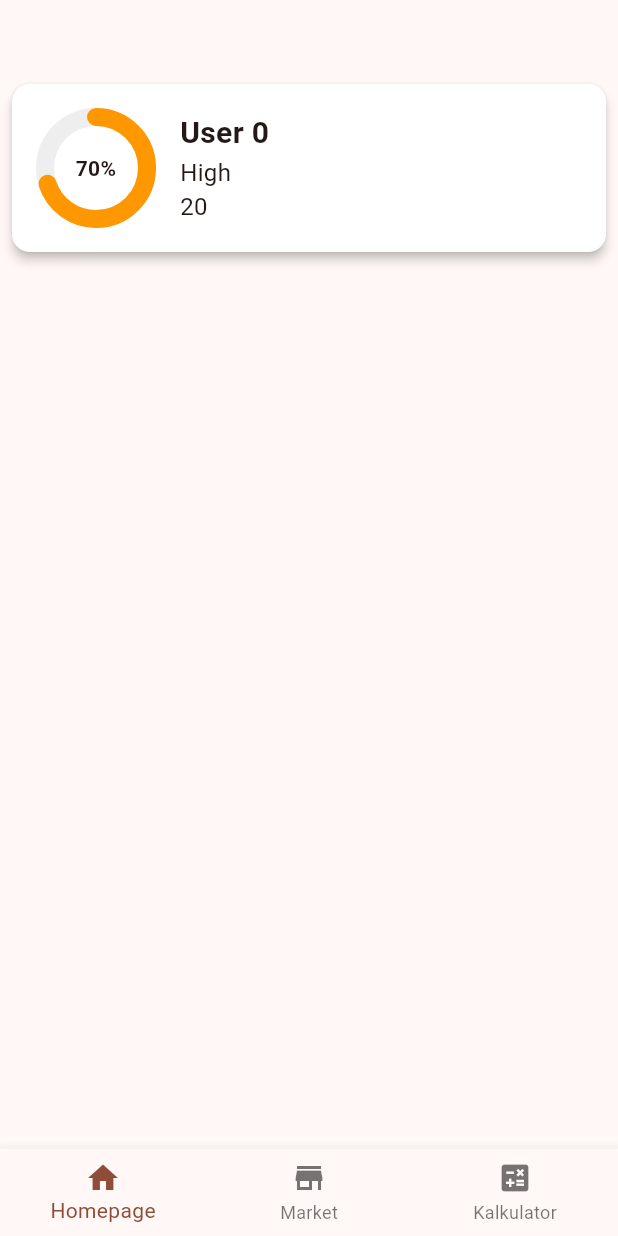
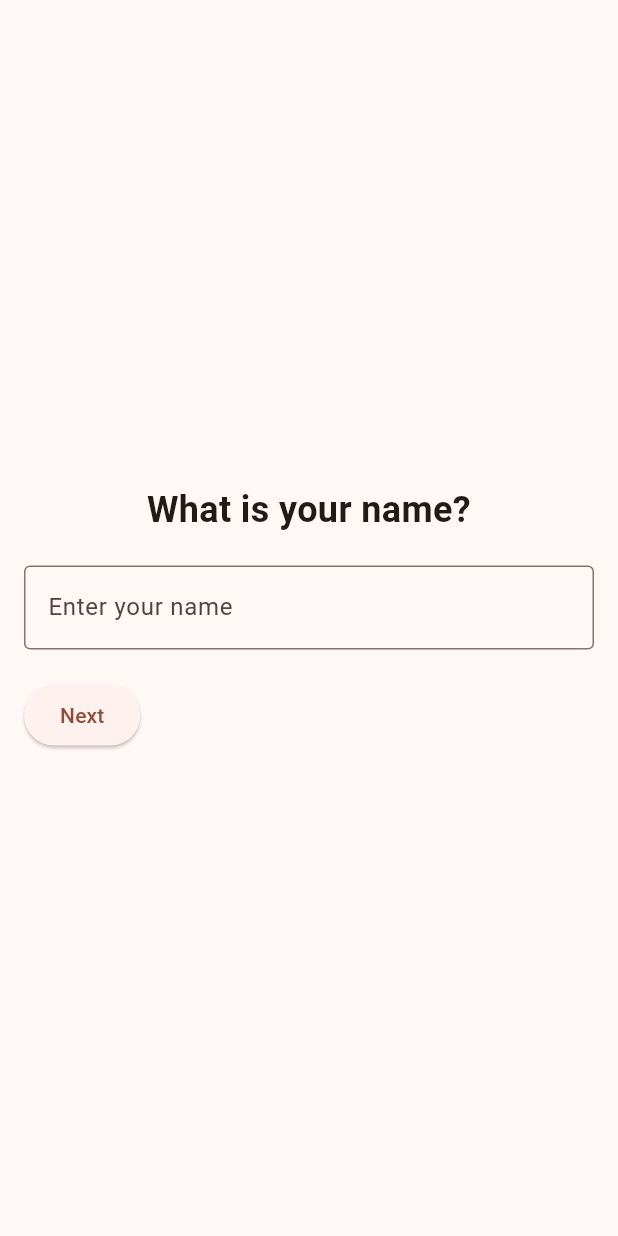
Before and after one commit to wliamgho/Goalfi, a Flutter app: the screen it shows after launch, on a phone screen of 412 x 824 dp. Run offline on Flutter 3.47's test engine with Material 3 defaults, Android fonts, the phone set to English and light mode, and no system bars; our stand-ins replace get_it, shared_preferences.

Commit message:
chore: create intro questions

```diff
--- a/lib/app/routes/app_router.dart
+++ b/lib/app/routes/app_router.dart
@@ -4,6 +4,7 @@ import 'package:goalfi/features/main_tab/main_tab_bar.dart';
 import 'package:goalfi/features/market/presentation/market.dart';
 import 'package:goalfi/splash/splashScreen.dart';
 import 'package:goalfi/features/homepage/presentation/homepage.dart';
+import 'package:goalfi/features/question/intro_question/presentation/intro_question.dart';
 
 class AppRouter {
   static const String splash = '/';
@@ -11,6 +12,7 @@ class AppRouter {
   static const String home = '/home';
   static const String market = '/market';
   static const String calculatorTab = '/calculator';
+  static const String introQuestion = '/intro';
 
   /// Maps route names to widgets
   static Widget _getScreen(String routeName) {
@@ -22,6 +24,8 @@ class AppRouter {
         return const MainTabBar();
       case home:
         return const HomePage();
+      case introQuestion:
+        return const IntroQuestion();
       case market:
         return const Market();
       case calculatorTab:
--- a/lib/features/homepage/profile_card/profile_list.dart
+++ b/lib/features/homepage/profile_card/profile_list.dart
@@ -11,7 +11,7 @@ class ProfileListView extends StatelessWidget {
     final users = List.generate(
       1,
       (index) => UserProfile(
-        name: "User $index",
+        name: "User $index asfjaslkdfklasjkfjakjsdfkaksdj",
         riskLevel: "High",
         age: 20,
         riskIndicator: 0.7, // Example risk values (0.0 to 1.0)
--- /dev/null
+++ b/lib/features/question/intro_question/domain/intro_question_model.dart
@@ -0,0 +1,6 @@
+class IntroQuestion {
+  final String name;
+  final int age;
+
+  IntroQuestion({required this.name, required this.age});
+}
--- /dev/null
+++ b/lib/features/question/intro_question/presentation/intro_question.dart
@@ -0,0 +1,160 @@
+import 'package:flutter/material.dart';
+import 'package:shared_preferences/shared_preferences.dart';
+import 'package:goalfi/features/homepage/presentation/homepage.dart';
+
+class IntroQuestion extends StatelessWidget {
+  const IntroQuestion({Key? key}) : super(key: key);
+
+  @override
+  Widget build(BuildContext context) {
+    return const QuestionSlides();
+  }
+}
+
+class QuestionSlides extends StatefulWidget {
+  const QuestionSlides({Key? key}) : super(key: key);
+
+  @override
+  _QuestionSlidesState createState() => _QuestionSlidesState();
+}
+
+class _QuestionSlidesState extends State<QuestionSlides> {
+  final PageController _pageController = PageController();
+  final TextEditingController _nameController = TextEditingController();
+  final TextEditingController _ageController = TextEditingController();
+
+  @override
+  void dispose() {
+    _pageController.dispose();
+    _nameController.dispose();
+    _ageController.dispose();
+    super.dispose();
+  }
+
+  Future<void> _saveIntroData() async {
+    final prefs = await SharedPreferences.getInstance();
+    await prefs.setString('name', _nameController.text);
+    await prefs.setInt('age', int.parse(_ageController.text));
+
+    // Navigate to the homepage after saving
+    Navigator.pushReplacement(
+      context,
+      MaterialPageRoute(builder: (context) => const HomePage()),
+    );
+  }
+
+  void nextPage() {
+    if (_pageController.hasClients) {
+      _pageController.nextPage(
+        duration: const Duration(milliseconds: 300),
+        curve: Curves.easeInOut,
+      );
+    }
+  }
+
+  void previousPage() {
+    if (_pageController.hasClients) {
+      _pageController.previousPage(
+        duration: const Duration(milliseconds: 300),
+        curve: Curves.easeInOut,
+      );
+    }
+  }
+
+  @override
+  Widget build(BuildContext context) {
+    return Scaffold(
+      body: PageView(
+        controller: _pageController,
+        physics: const NeverScrollableScrollPhysics(), // Disable swipe gestures
+        children: [
+          // First Question: What is your name?
+          QuestionCard(
+            question: 'What is your name?',
+            inputField: TextField(
+              controller: _nameController,
+              decoration: const InputDecoration(
+                hintText: 'Enter your name',
+                border: OutlineInputBorder(),
+              ),
+            ),
+            onNext: nextPage,
+          ),
+          // Second Question: How old are you?
+          QuestionCard(
+            question: 'How old are you?',
+            inputField: TextField(
+              controller: _ageController,
+              decoration: const InputDecoration(
+                hintText: 'Enter your age',
+                border: OutlineInputBorder(),
+              ),
+              keyboardType: TextInputType.number, // Numeric keyboard
+            ),
+            onPrevious: previousPage,
+            onNext: () {
+              // Handle submission or proceed further
+              if (_nameController.text.isNotEmpty &&
+                  _ageController.text.isNotEmpty) {
+                _saveIntroData();
+              } else {
+                ScaffoldMessenger.of(context).showSnackBar(
+                    const SnackBar(content: Text('Please complete the form.')));
+              }
+            },
+          ),
+        ],
+      ),
+    );
+  }
+}
+
+class QuestionCard extends StatelessWidget {
+  final String question;
+  final Widget inputField;
+  final VoidCallback? onNext;
+  final VoidCallback? onPrevious;
+
+  const QuestionCard({
+    Key? key,
+    required this.question,
+    required this.inputField,
+    this.onNext,
+    this.onPrevious,
+  }) : super(key: key);
+
+  @override
+  Widget build(BuildContext context) {
+    return Padding(
+      padding: const EdgeInsets.all(16.0),
+      child: Column(
+        mainAxisAlignment: MainAxisAlignment.center,
+        children: [
+          Text(
+            question,
+            style: const TextStyle(fontSize: 24, fontWeight: FontWeight.bold),
+            textAlign: TextAlign.center,
+          ),
+          const SizedBox(height: 20),
+          inputField,
+          const SizedBox(height: 20),
+          Row(
+            mainAxisAlignment: MainAxisAlignment.spaceBetween,
+            children: [
+              if (onPrevious != null)
+                ElevatedButton(
+                  onPressed: onPrevious,
+                  child: const Text('Previous'),
+                ),
+              if (onNext != null)
+                ElevatedButton(
+                  onPressed: onNext,
+                  child: const Text('Next'),
+                ),
+            ],
+          ),
+        ],
+      ),
+    );
+  }
+}
--- a/pubspec.yaml
+++ b/pubspec.yaml
@@ -31,6 +31,7 @@ dependencies:
   flutter:
     sdk: flutter
   get_it: ^7.2.0
+  shared_preferences: ^2.0.13
 
 
   # The following adds the Cupertino Icons font to your application.
```
Also changed, not shown: lib/features/homepage/profile_card/profile_card.dart (+6 -1 lines), lib/features/market/presentation/market.dart (+4 -3 lines), lib/splash/splashScreen.dart (+17 -9 lines), pubspec.lock, 11 other files.
